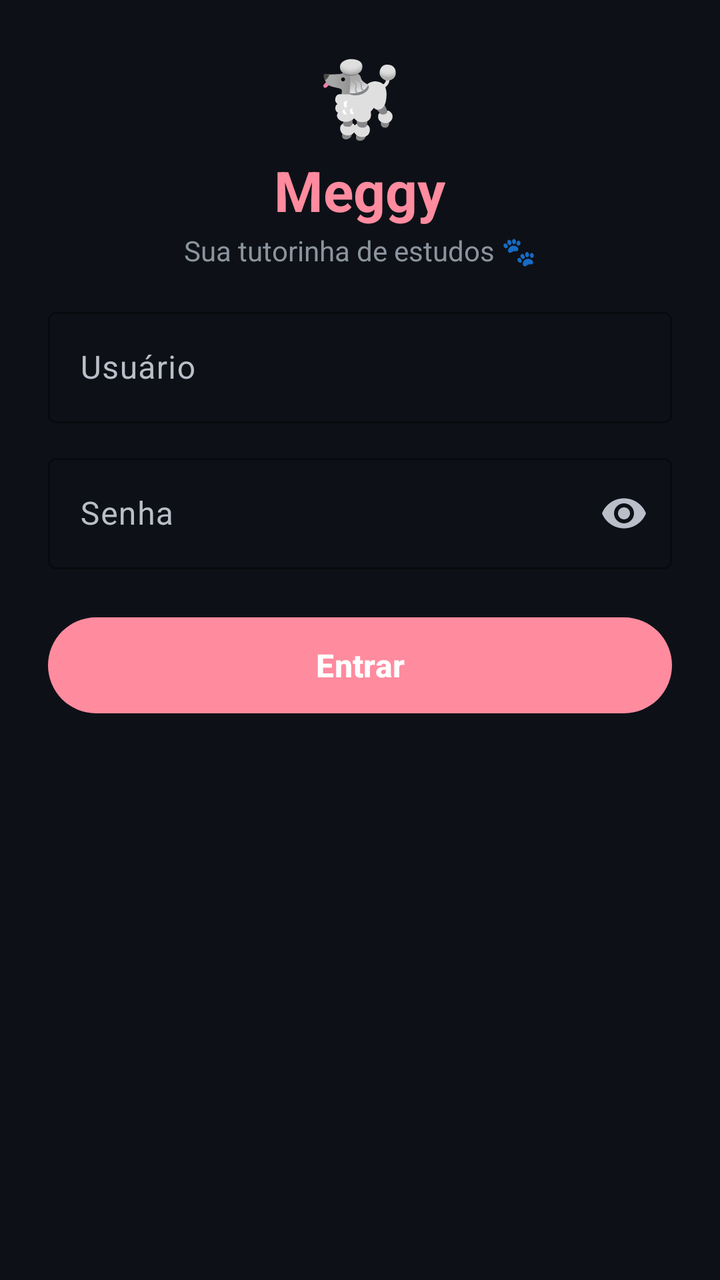
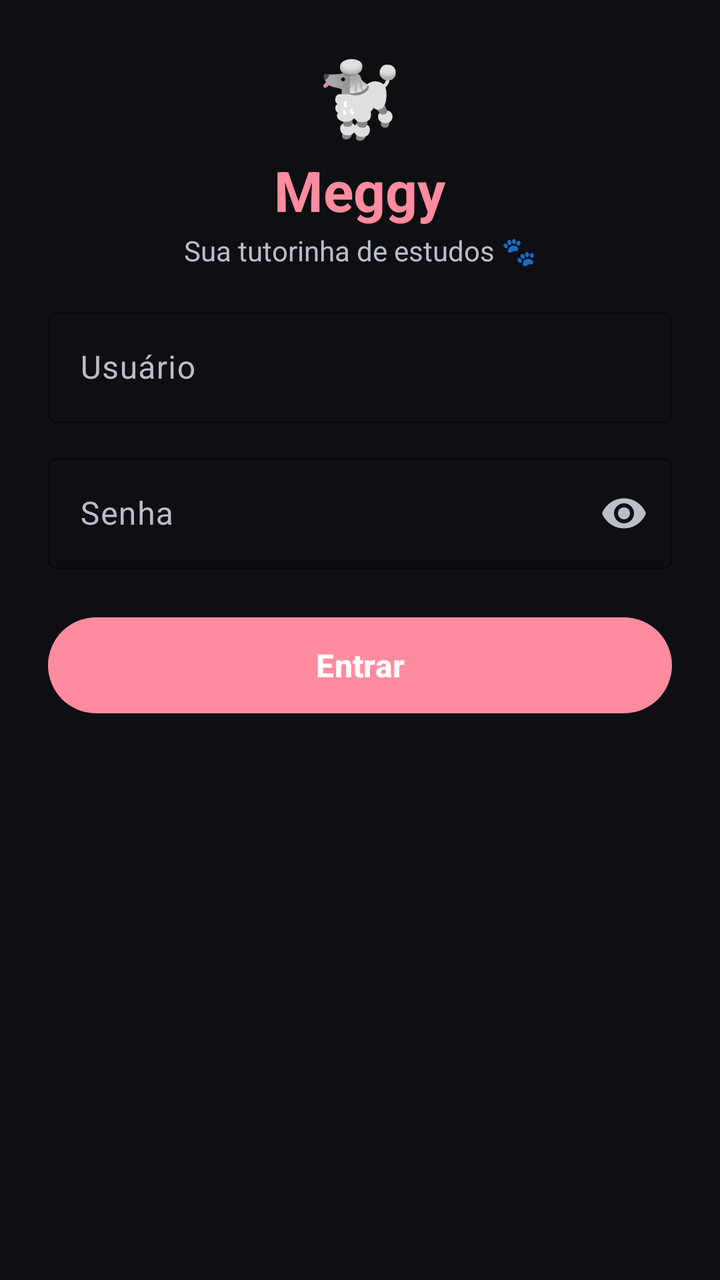

The first picture is an Android layout as it rendered before a commit; the second is the same layout after the commit. The layout source and the unified diff follow.
<!-- AndroidManifest.xml: application theme Theme.Meggy -->
<!-- res/layout/activity_login.xml -->
<?xml version="1.0" encoding="utf-8"?>
<ScrollView xmlns:android="http://schemas.android.com/apk/res/android"
    xmlns:app="http://schemas.android.com/apk/res-auto"
    android:id="@+id/login_scroll"
    android:layout_width="match_parent"
    android:layout_height="match_parent"
    android:background="#0D1117"
    android:fillViewport="true"
    android:scrollbars="none">

    <LinearLayout
        android:layout_width="match_parent"
        android:layout_height="wrap_content"
        android:orientation="vertical"
        android:gravity="center_horizontal"
        android:padding="24dp"
        android:paddingBottom="400dp">

        
        <TextView
            android:layout_width="wrap_content"
            android:layout_height="wrap_content"
            android:textSize="36sp"
            android:text="🐩" />

        <TextView
            android:layout_width="wrap_content"
            android:layout_height="wrap_content"
            android:layout_marginTop="4dp"
            android:text="Meggy"
            android:textSize="28sp"
            android:textStyle="bold"
            android:textColor="#FF8B9F" />

        <TextView
            android:layout_width="wrap_content"
            android:layout_height="wrap_content"
            android:layout_marginTop="2dp"
            android:text="Sua tutorinha de estudos 🐾"
            android:textColor="#8B949E"
            android:textSize="14sp" />

        <Space android:layout_width="match_parent" android:layout_height="16dp" />

        
        <com.google.android.material.textfield.TextInputLayout
            android:id="@+id/username_layout"
            style="@style/Widget.Material3.TextInputLayout.OutlinedBox"
            android:layout_width="match_parent"
            android:layout_height="wrap_content"
            android:layout_marginBottom="12dp"
            android:hint="Usuário"
            app:boxStrokeColor="#FF8B9F"
            app:hintTextColor="#FF8B9F">

            <com.google.android.material.textfield.TextInputEditText
                android:id="@+id/username"
                android:layout_width="match_parent"
                android:layout_height="wrap_content"
                android:textColor="#E6EDF3"
                android:inputType="text"
                android:imeOptions="actionNext" />
        </com.google.android.material.textfield.TextInputLayout>

        
        <com.google.android.material.textfield.TextInputLayout
            android:id="@+id/password_layout"
            style="@style/Widget.Material3.TextInputLayout.OutlinedBox"
            android:layout_width="match_parent"
            android:layout_height="wrap_content"
            android:layout_marginBottom="20dp"
            android:hint="Senha"
            app:boxStrokeColor="#FF8B9F"
            app:hintTextColor="#FF8B9F"
            app:endIconMode="password_toggle">

            <com.google.android.material.textfield.TextInputEditText
                android:id="@+id/password"
                android:layout_width="match_parent"
                android:layout_height="wrap_content"
                android:textColor="#E6EDF3"
                android:inputType="textPassword"
                android:imeOptions="actionDone" />
        </com.google.android.material.textfield.TextInputLayout>

        
        <com.google.android.material.button.MaterialButton
            android:id="@+id/btn_login"
            android:layout_width="match_parent"
            android:layout_height="56dp"
            android:text="Entrar"
            android:textSize="16sp"
            android:textStyle="bold"
            android:textColor="#FFFFFF"
            app:backgroundTint="#FF8B9F"
            app:cornerRadius="28dp" />

        
        <ProgressBar
            android:id="@+id/login_progress"
            android:layout_width="24dp"
            android:layout_height="24dp"
            android:layout_marginTop="20dp"
            android:visibility="gone"
            android:indeterminateTint="#FF8B9F" />

    </LinearLayout>
</ScrollView>
<!-- resources referenced by this layout -->
<resources>
  <style name="Theme.Meggy" parent="Theme.Material3.Dark.NoActionBar">
          <item name="colorPrimary">@color/md_primary</item>
          <item name="colorOnPrimary">@color/md_on_primary</item>
          <item name="colorPrimaryContainer">@color/md_primary_container</item>
          <item name="colorOnPrimaryContainer">@color/md_on_primary_container</item>
          <item name="colorSecondary">@color/md_secondary</item>
          <item name="colorOnSecondary">@color/md_on_secondary</item>
          <item name="colorSecondaryContainer">@color/md_secondary_container</item>
          <item name="colorOnSecondaryContainer">@color/md_on_secondary_container</item>
  
          <item name="android:colorBackground">@color/md_background</item>
          <item name="colorSurface">@color/md_surface</item>
          <item name="colorSurfaceVariant">@color/md_surface_variant</item>
          <item name="colorOnBackground">@color/md_on_background</item>
          <item name="colorOnSurface">@color/md_on_surface</item>
          <item name="colorOnSurfaceVariant">@color/md_on_surface_variant</item>
          <item name="colorOutline">@color/md_outline</item>
          <item name="colorOutlineVariant">@color/md_outline_variant</item>
  
          <item name="colorError">@color/md_error</item>
          <item name="colorOnError">@color/md_on_error</item>
  
          <item name="android:statusBarColor">@android:color/transparent</item>
          <item name="android:navigationBarColor">@android:color/transparent</item>
          <item name="android:windowLightStatusBar" tools:targetApi="m">false</item>
          <item name="android:windowBackground">@color/md_background</item>
  
          
          <item name="materialCardViewStyle">@style/Widget.Meggy.CardView</item>
      </style>
  <color name="md_primary">#FFFF8B9F</color>
  <color name="md_on_primary">#FF2A0A13</color>
  <color name="md_primary_container">#FF3A2029</color>
  <color name="md_on_primary_container">#FFFFD9E0</color>
  <color name="md_secondary">#FFB3A6B0</color>
  <color name="md_on_secondary">#FF221A20</color>
  <color name="md_secondary_container">#FF2B2530</color>
  <color name="md_on_secondary_container">#FFE8DDE6</color>
  <color name="md_background">#FF0E0F13</color>
  <color name="md_surface">#FF14161C</color>
  <color name="md_surface_variant">#FF1E212B</color>
  <color name="md_on_background">#FFEDEEF2</color>
  <color name="md_on_surface">#FFEDEEF2</color>
  <color name="md_on_surface_variant">#FFB9BEC9</color>
  <color name="md_outline">#FF3D4356</color>
  <color name="md_outline_variant">#FF262A36</color>
  <color name="md_error">#FFCF6679</color>
  <color name="md_on_error">#FF600014</color>
  <style name="Widget.Meggy.CardView" parent="Widget.Material3.CardView.Filled">
          <item name="cardBackgroundColor">@color/md_surface_container</item>
          <item name="cardCornerRadius">20dp</item>
          <item name="cardElevation">2dp</item>
          <item name="contentPadding">0dp</item>
          <item name="strokeWidth">0dp</item>
      </style>
  <color name="md_surface_container">#FF1A1D26</color>
</resources>

<!-- the commit's change to res/layout/activity_login.xml (unified diff, before → after) -->
@@ -4,7 +4,7 @@
     android:id="@+id/login_scroll"
     android:layout_width="match_parent"
     android:layout_height="match_parent"
-    android:background="#0D1117"
+    android:background="@color/md_background"
     android:fillViewport="true"
     android:scrollbars="none">
 
@@ -30,14 +30,14 @@
             android:text="Meggy"
             android:textSize="28sp"
             android:textStyle="bold"
-            android:textColor="#FF8B9F" />
+            android:textColor="@color/md_primary" />
 
         <TextView
             android:layout_width="wrap_content"
             android:layout_height="wrap_content"
             android:layout_marginTop="2dp"
             android:text="Sua tutorinha de estudos 🐾"
-            android:textColor="#8B949E"
+            android:textColor="@color/md_on_surface_variant"
             android:textSize="14sp" />
 
         <Space android:layout_width="match_parent" android:layout_height="16dp" />
@@ -50,14 +50,14 @@
             android:layout_height="wrap_content"
             android:layout_marginBottom="12dp"
             android:hint="Usuário"
-            app:boxStrokeColor="#FF8B9F"
-            app:hintTextColor="#FF8B9F">
+            app:boxStrokeColor="@color/md_primary"
+            app:hintTextColor="@color/md_primary">
 
             <com.google.android.material.textfield.TextInputEditText
                 android:id="@+id/username"
                 android:layout_width="match_parent"
                 android:layout_height="wrap_content"
-                android:textColor="#E6EDF3"
+                android:textColor="@color/md_on_surface"
                 android:inputType="text"
                 android:imeOptions="actionNext" />
         </com.google.android.material.textfield.TextInputLayout>
@@ -70,15 +70,15 @@
             android:layout_height="wrap_content"
             android:layout_marginBottom="20dp"
             android:hint="Senha"
-            app:boxStrokeColor="#FF8B9F"
-            app:hintTextColor="#FF8B9F"
+            app:boxStrokeColor="@color/md_primary"
+            app:hintTextColor="@color/md_primary"
             app:endIconMode="password_toggle">
 
             <com.google.android.material.textfield.TextInputEditText
                 android:id="@+id/password"
                 android:layout_width="match_parent"
                 android:layout_height="wrap_content"
-                android:textColor="#E6EDF3"
+                android:textColor="@color/md_on_surface"
                 android:inputType="textPassword"
                 android:imeOptions="actionDone" />
         </com.google.android.material.textfield.TextInputLayout>
@@ -91,8 +91,8 @@
             android:text="Entrar"
             android:textSize="16sp"
             android:textStyle="bold"
-            android:textColor="#FFFFFF"
-            app:backgroundTint="#FF8B9F"
+            android:textColor="@android:color/white"
+            app:backgroundTint="@color/md_primary"
             app:cornerRadius="28dp" />
 
         
@@ -102,7 +102,7 @@
             android:layout_height="24dp"
             android:layout_marginTop="20dp"
             android:visibility="gone"
-            android:indeterminateTint="#FF8B9F" />
+            android:indeterminateTint="@color/md_primary" />
 
     </LinearLayout>
 </ScrollView>
